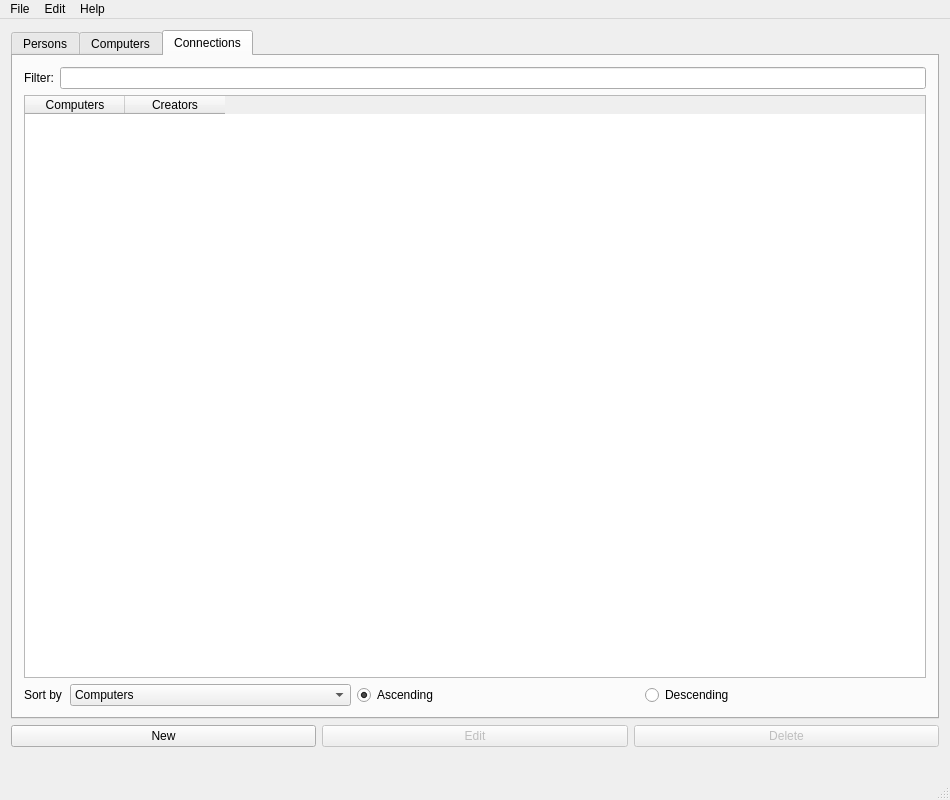
Qt form vika3/Vika3/mainwindow.ui (BeanBean-Nyah/T113-VLN) before a commit.
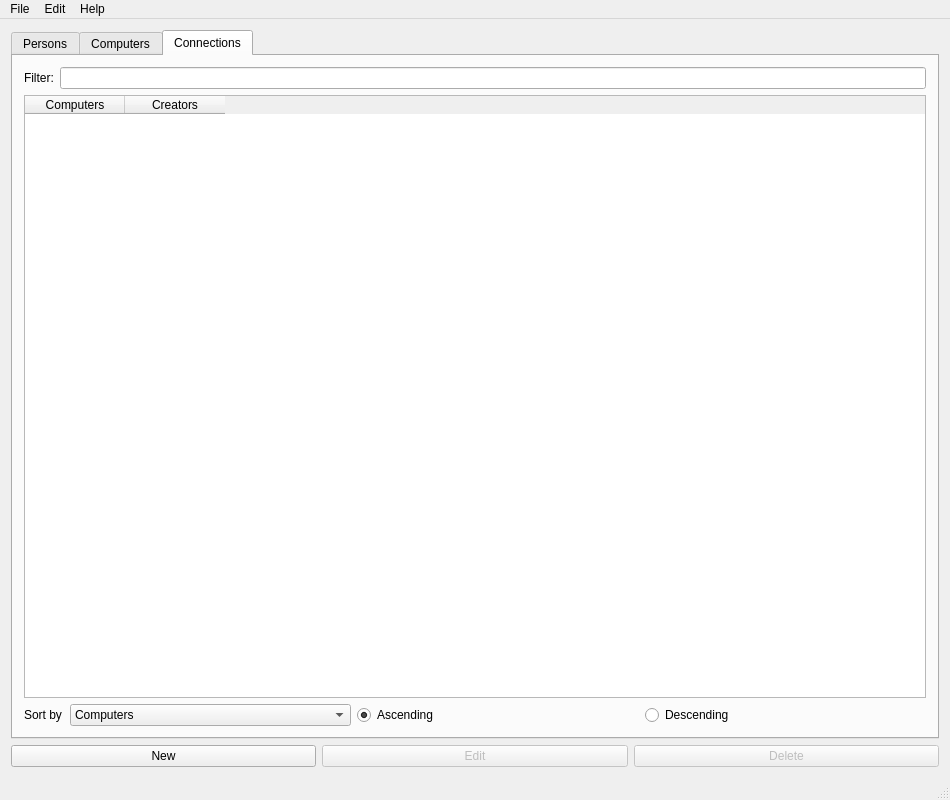
The same form after that commit. Icons and pictures are not drawn.

Diff of the .ui file:
```diff
--- a/vika3/Vika3/mainwindow.ui
+++ b/vika3/Vika3/mainwindow.ui
@@ -413,13 +413,6 @@
       </item>
      </layout>
     </item>
-    <item>
-     <widget class="QLabel" name="label_message">
-      <property name="text">
-       <string/>
-      </property>
-     </widget>
-    </item>
    </layout>
   </widget>
   <widget class="QMenuBar" name="menuBar">
```
